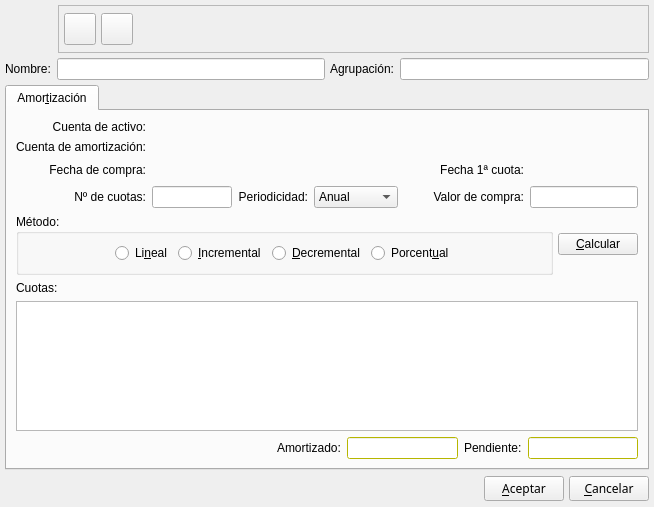
Qt form bulmages/bulmacont/src/contabilidad/amortizacionbase.ui (eboladev/Bulmages-1) before a commit.
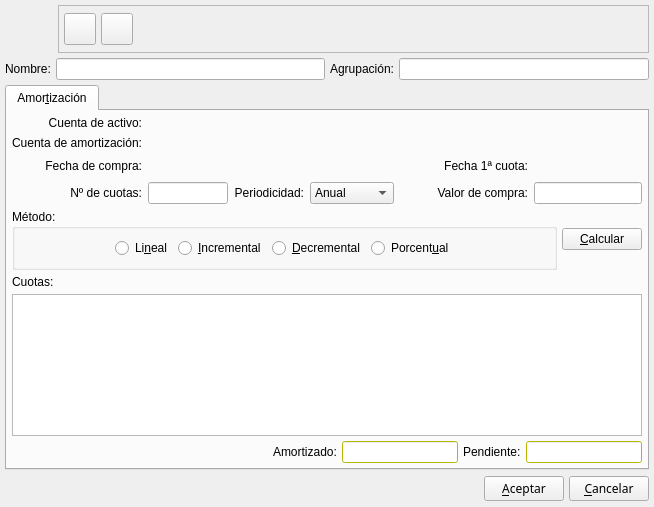
The same form after that commit. Icons and pictures are not drawn. Custom widgets are drawn as their Qt base class.

Diff of the .ui file:
```diff
--- a/bulmages/bulmacont/src/contabilidad/amortizacionbase.ui
+++ b/bulmages/bulmacont/src/contabilidad/amortizacionbase.ui
@@ -186,7 +186,7 @@
         <number>0</number>
        </property>
        <property name="spacing" >
-        <number>6</number>
+        <number>5</number>
        </property>
        <item>
         <widget class="QLabel" name="textLabel1" >
@@ -206,7 +206,7 @@
         <number>0</number>
        </property>
        <property name="spacing" >
-        <number>6</number>
+        <number>5</number>
        </property>
        <item>
         <widget class="QLabel" name="textLabel1_3" >
@@ -230,10 +230,10 @@
       </attribute>
       <layout class="QVBoxLayout" >
        <property name="margin" >
-        <number>9</number>
+        <number>5</number>
        </property>
        <property name="spacing" >
-        <number>6</number>
+        <number>5</number>
        </property>
        <item>
         <layout class="QGridLayout" >
@@ -524,7 +524,7 @@
           <number>0</number>
          </property>
          <property name="spacing" >
-          <number>6</number>
+          <number>5</number>
          </property>
          <item>
           <widget class="QLabel" name="textLabel1_2_3_3" >
@@ -544,7 +544,7 @@
           <number>0</number>
          </property>
          <property name="spacing" >
-          <number>6</number>
+          <number>5</number>
          </property>
          <item>
           <spacer>
```
Left out of the diff: 26 changed lines with no effect on the pictures.
